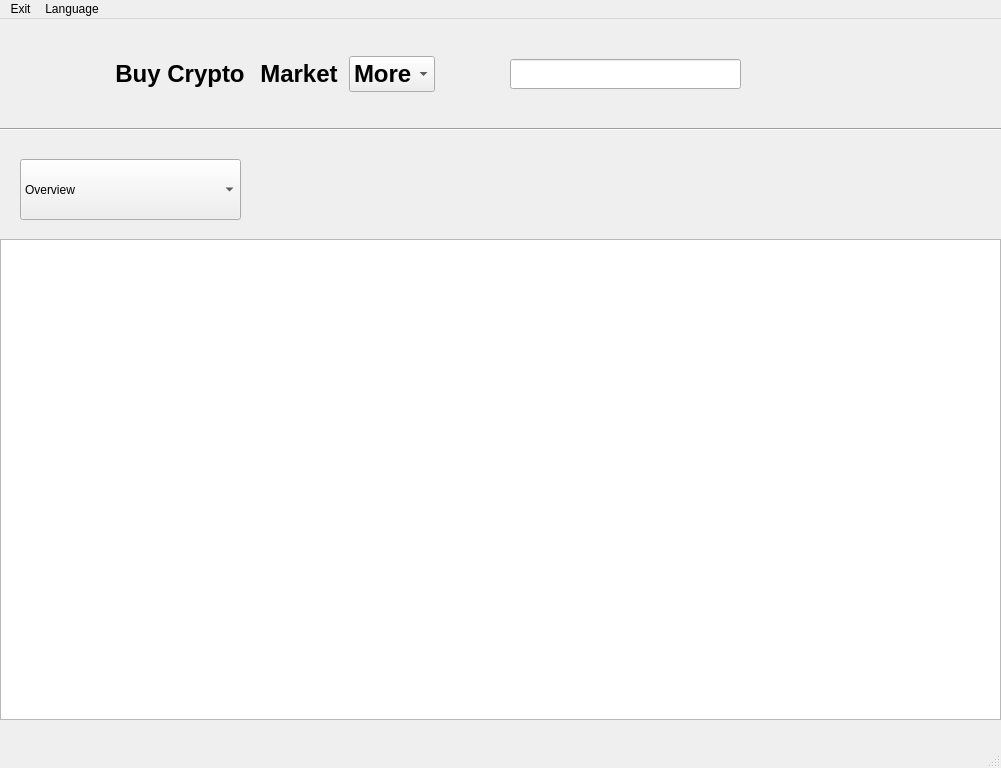
This is p2p_arbitration_app/mainwindow.ui in Boodeyman/p2p_arbitration as Qt 5 draws it before an edit. The edited form follows.
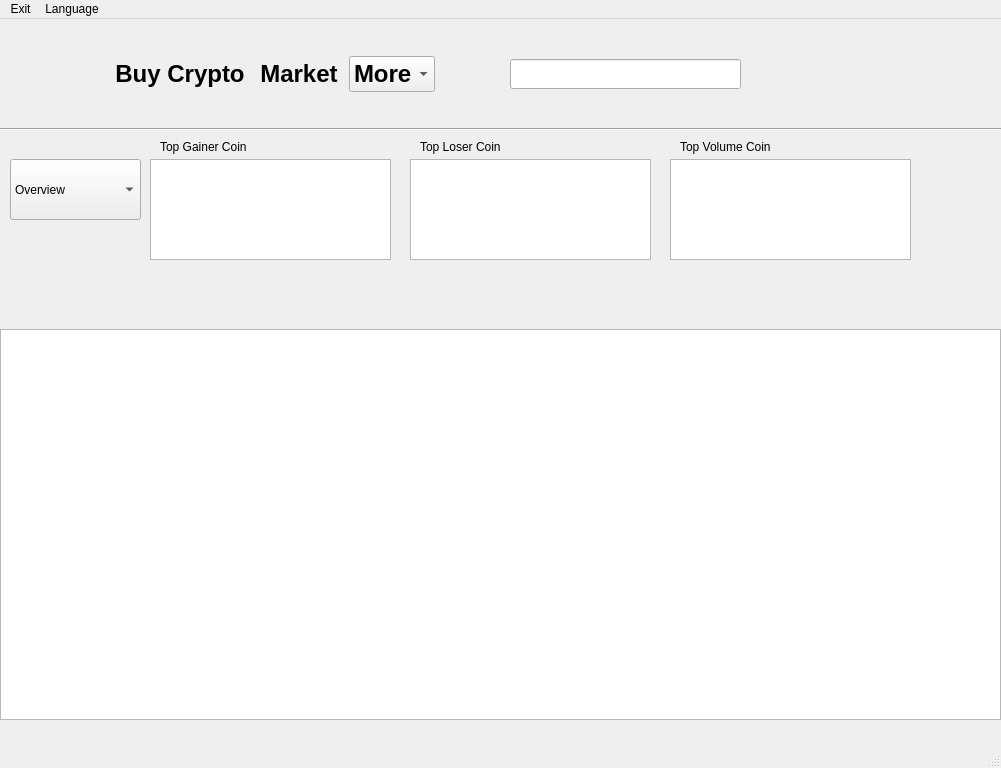
This is the edited form. Icons and pictures are not drawn.

Commit message: Top table widgets + formatWithSuffix

Patch:
```diff
--- a/p2p_arbitration_app/mainwindow.ui
+++ b/p2p_arbitration_app/mainwindow.ui
@@ -42,9 +42,9 @@
     <property name="geometry">
      <rect>
       <x>0</x>
-      <y>220</y>
+      <y>310</y>
       <width>1001</width>
-      <height>481</height>
+      <height>391</height>
      </rect>
     </property>
     <property name="sizePolicy">
@@ -296,9 +296,9 @@
    <widget class="QComboBox" name="comboBox_2">
     <property name="geometry">
      <rect>
-      <x>20</x>
+      <x>10</x>
       <y>140</y>
-      <width>221</width>
+      <width>131</width>
       <height>61</height>
      </rect>
     </property>
@@ -313,6 +313,102 @@
      </property>
     </item>
    </widget>
+   <widget class="QTableWidget" name="topLosersWidget">
+    <property name="geometry">
+     <rect>
+      <x>410</x>
+      <y>140</y>
+      <width>241</width>
+      <height>101</height>
+     </rect>
+    </property>
+    <property name="showGrid">
+     <bool>false</bool>
+    </property>
+    <attribute name="horizontalHeaderVisible">
+     <bool>false</bool>
+    </attribute>
+    <attribute name="verticalHeaderVisible">
+     <bool>false</bool>
+    </attribute>
+   </widget>
+   <widget class="QTableWidget" name="topGainersWidget">
+    <property name="geometry">
+     <rect>
+      <x>150</x>
+      <y>140</y>
+      <width>241</width>
+      <height>101</height>
+     </rect>
+    </property>
+    <property name="showGrid">
+     <bool>false</bool>
+    </property>
+    <attribute name="horizontalHeaderVisible">
+     <bool>false</bool>
+    </attribute>
+    <attribute name="verticalHeaderVisible">
+     <bool>false</bool>
+    </attribute>
+   </widget>
+   <widget class="QTableWidget" name="topVolumeWidget">
+    <property name="geometry">
+     <rect>
+      <x>670</x>
+      <y>140</y>
+      <width>241</width>
+      <height>101</height>
+     </rect>
+    </property>
+    <property name="showGrid">
+     <bool>false</bool>
+    </property>
+    <attribute name="horizontalHeaderVisible">
+     <bool>false</bool>
+    </attribute>
+    <attribute name="verticalHeaderVisible">
+     <bool>false</bool>
+    </attribute>
+   </widget>
+   <widget class="QLabel" name="label_2">
+    <property name="geometry">
+     <rect>
+      <x>160</x>
+      <y>120</y>
+      <width>101</width>
+      <height>16</height>
+     </rect>
+    </property>
+    <property name="text">
+     <string>Top Gainer Coin</string>
+    </property>
+   </widget>
+   <widget class="QLabel" name="label_3">
+    <property name="geometry">
+     <rect>
+      <x>420</x>
+      <y>120</y>
+      <width>101</width>
+      <height>16</height>
+     </rect>
+    </property>
+    <property name="text">
+     <string>Top Loser Coin</string>
+    </property>
+   </widget>
+   <widget class="QLabel" name="label_4">
+    <property name="geometry">
+     <rect>
+      <x>680</x>
+      <y>120</y>
+      <width>101</width>
+      <height>16</height>
+     </rect>
+    </property>
+    <property name="text">
+     <string>Top Volume Coin</string>
+    </property>
+   </widget>
   </widget>
   <widget class="QStatusBar" name="statusbar"/>
   <widget class="QMenuBar" name="menuBar">
```
Left out of the diff: 6 changed lines with no effect on the pictures. The commit also changes 7 other files.
